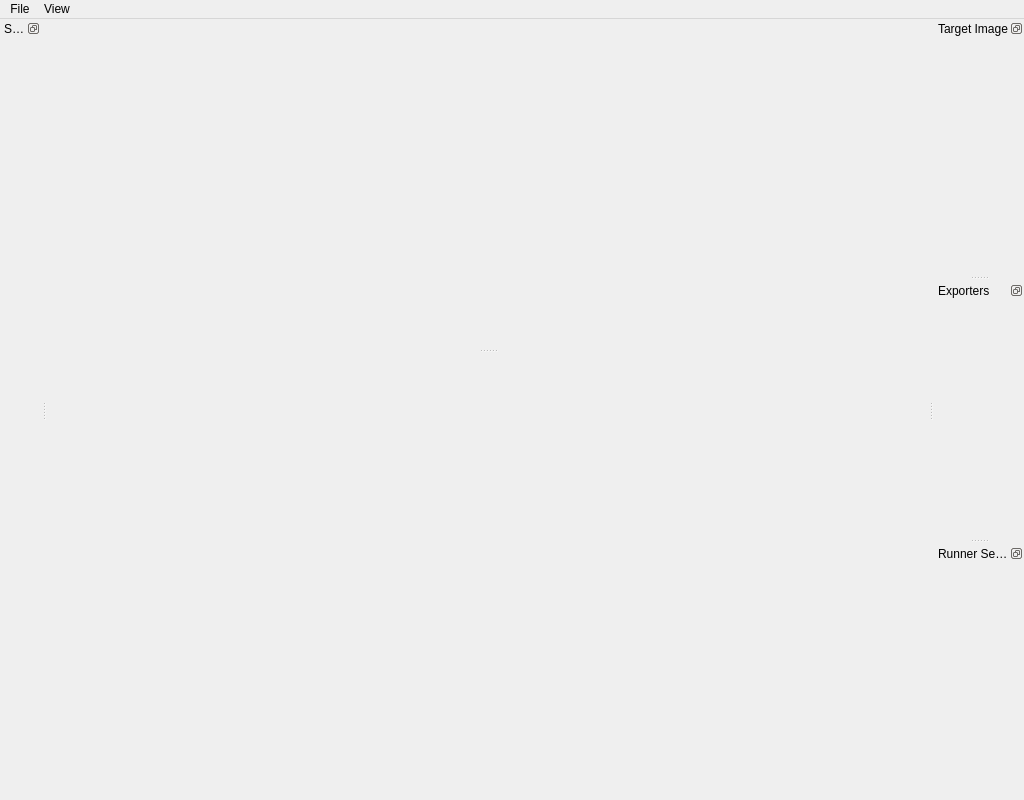
The window that geometrize/dialog/imagejobwindow.ui (Tw1ddle/geometrize) describes before a commit, drawn with Qt 5.
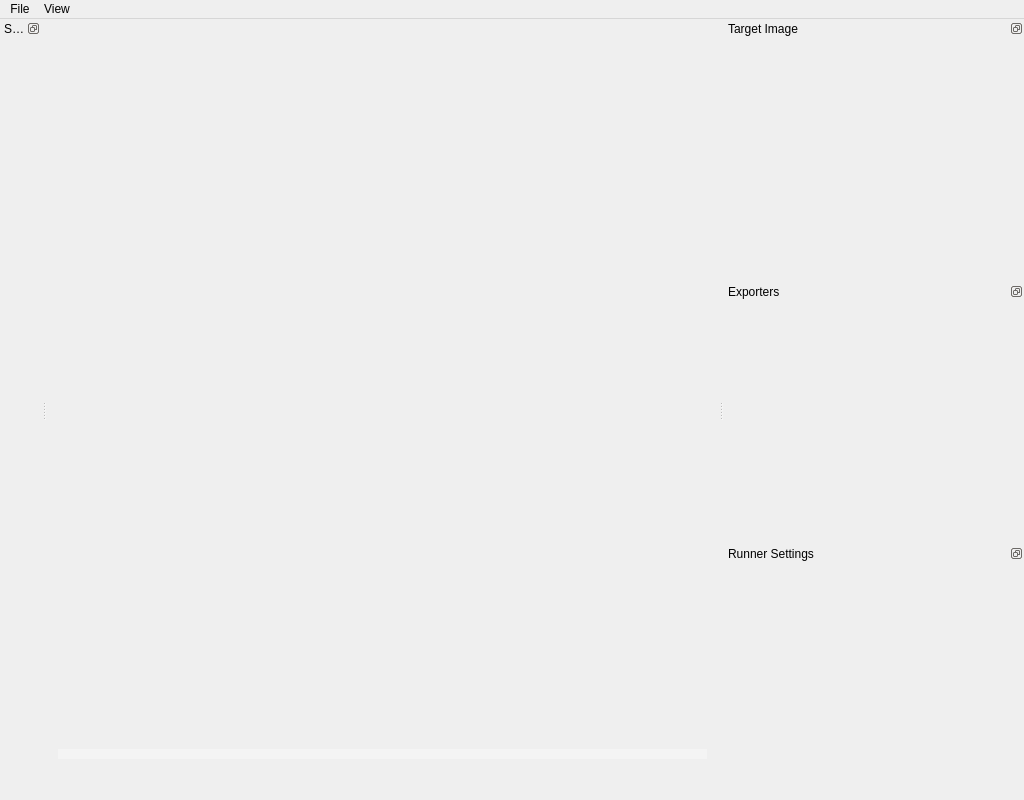
The same window after the commit. Custom widgets are drawn as their Qt base class.

The edit to the form file:
```diff
--- a/geometrize/dialog/imagejobwindow.ui
+++ b/geometrize/dialog/imagejobwindow.ui
@@ -47,14 +47,26 @@
    <layout class="QVBoxLayout" name="verticalLayout_15">
     <item>
      <widget class="QSplitter" name="splitter">
+      <property name="styleSheet">
+       <string notr="true">QSplitter::handle
+{
+    background-color: rgba(255, 255, 255, 80);
+}</string>
+      </property>
       <property name="orientation">
        <enum>Qt::Vertical</enum>
       </property>
+      <property name="handleWidth">
+       <number>10</number>
+      </property>
+      <property name="childrenCollapsible">
+       <bool>false</bool>
+      </property>
       <widget class="QWidget" name="imageViewContainer" native="true">
        <property name="sizePolicy">
         <sizepolicy hsizetype="Expanding" vsizetype="Expanding">
          <horstretch>0</horstretch>
-         <verstretch>0</verstretch>
+         <verstretch>2</verstretch>
         </sizepolicy>
        </property>
        <property name="minimumSize">
@@ -144,6 +156,21 @@
    </widget>
   </widget>
   <widget class="QDockWidget" name="targetImageSettingsDock">
+   <property name="minimumSize">
+    <size>
+     <width>300</width>
+     <height>300</height>
+    </size>
+   </property>
+   <property name="maximumSize">
+    <size>
+     <width>800</width>
+     <height>1350</height>
+    </size>
+   </property>
+   <property name="contextMenuPolicy">
+    <enum>Qt::PreventContextMenu</enum>
+   </property>
    <property name="features">
     <set>QDockWidget::DockWidgetFloatable|QDockWidget::DockWidgetMovable</set>
    </property>
@@ -166,6 +193,9 @@
        <property name="frameShadow">
         <enum>QFrame::Plain</enum>
        </property>
+       <property name="horizontalScrollBarPolicy">
+        <enum>Qt::ScrollBarAlwaysOff</enum>
+       </property>
        <property name="widgetResizable">
         <bool>true</bool>
        </property>
@@ -174,8 +204,8 @@
          <rect>
           <x>0</x>
           <y>0</y>
-          <width>49</width>
-          <height>231</height>
+          <width>288</width>
+          <height>271</height>
          </rect>
         </property>
        </widget>
@@ -185,6 +215,21 @@
    </widget>
   </widget>
   <widget class="QDockWidget" name="exporterDock">
+   <property name="minimumSize">
+    <size>
+     <width>300</width>
+     <height>300</height>
+    </size>
+   </property>
+   <property name="maximumSize">
+    <size>
+     <width>800</width>
+     <height>1350</height>
+    </size>
+   </property>
+   <property name="contextMenuPolicy">
+    <enum>Qt::PreventContextMenu</enum>
+   </property>
    <property name="features">
     <set>QDockWidget::DockWidgetFloatable|QDockWidget::DockWidgetMovable</set>
    </property>
@@ -201,12 +246,21 @@
     <layout class="QVBoxLayout" name="verticalLayout_2">
      <item>
       <widget class="QScrollArea" name="exporterScrollArea">
+       <property name="minimumSize">
+        <size>
+         <width>0</width>
+         <height>0</height>
+        </size>
+       </property>
        <property name="frameShape">
         <enum>QFrame::NoFrame</enum>
        </property>
        <property name="frameShadow">
         <enum>QFrame::Plain</enum>
        </property>
+       <property name="horizontalScrollBarPolicy">
+        <enum>Qt::ScrollBarAlwaysOff</enum>
+       </property>
        <property name="widgetResizable">
         <bool>true</bool>
        </property>
@@ -215,8 +269,8 @@
          <rect>
           <x>0</x>
           <y>0</y>
-          <width>49</width>
-          <height>232</height>
+          <width>288</width>
+          <height>271</height>
          </rect>
         </property>
        </widget>
@@ -226,6 +280,21 @@
    </widget>
   </widget>
   <widget class="QDockWidget" name="runnerSettingsDock">
+   <property name="minimumSize">
+    <size>
+     <width>300</width>
+     <height>300</height>
+    </size>
+   </property>
+   <property name="maximumSize">
+    <size>
+     <width>800</width>
+     <height>1350</height>
+    </size>
+   </property>
+   <property name="contextMenuPolicy">
+    <enum>Qt::PreventContextMenu</enum>
+   </property>
    <property name="features">
     <set>QDockWidget::DockWidgetFloatable|QDockWidget::DockWidgetMovable</set>
    </property>
@@ -254,6 +323,9 @@
        <property name="frameShadow">
         <enum>QFrame::Plain</enum>
        </property>
+       <property name="horizontalScrollBarPolicy">
+        <enum>Qt::ScrollBarAlwaysOff</enum>
+       </property>
        <property name="widgetResizable">
         <bool>true</bool>
        </property>
@@ -262,8 +334,8 @@
          <rect>
           <x>0</x>
           <y>0</y>
-          <width>49</width>
-          <height>231</height>
+          <width>288</width>
+          <height>271</height>
          </rect>
         </property>
        </widget>
```
Left out of the diff: 8 changed lines with no effect on the pictures.
